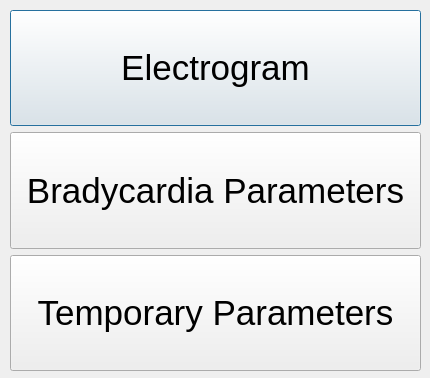
First picture: the form in DCM/ui_files/reports.ui, repository CarlosCapili/3K04-Pacemaker-Project, before the edit.
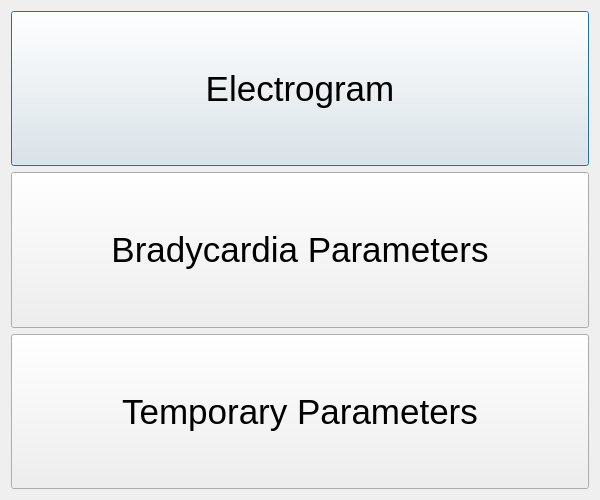
Second picture: the form after the edit.

Patch:
```diff
--- a/DCM/ui_files/reports.ui
+++ b/DCM/ui_files/reports.ui
@@ -6,22 +6,33 @@
    <rect>
     <x>0</x>
     <y>0</y>
-    <width>430</width>
-    <height>378</height>
+    <width>600</width>
+    <height>500</height>
    </rect>
   </property>
+  <property name="sizePolicy">
+   <sizepolicy hsizetype="Fixed" vsizetype="Fixed">
+    <horstretch>0</horstretch>
+    <verstretch>0</verstretch>
+   </sizepolicy>
+  </property>
+  <property name="minimumSize">
+   <size>
+    <width>600</width>
+    <height>500</height>
+   </size>
+  </property>
+  <property name="maximumSize">
+   <size>
+    <width>600</width>
+    <height>500</height>
+   </size>
+  </property>
   <property name="windowTitle">
    <string>Reports</string>
   </property>
-  <widget class="QWidget" name="verticalLayoutWidget">
-   <property name="geometry">
-    <rect>
-     <x>10</x>
-     <y>10</y>
-     <width>411</width>
-     <height>361</height>
-    </rect>
-   </property>
+  <layout class="QGridLayout" name="gridLayout">
+   <item row="0" column="0">
    <layout class="QVBoxLayout" name="verticalLayout">
     <item>
      <widget class="QPushButton" name="pushButton_2">
@@ -81,7 +92,8 @@
      </widget>
     </item>
    </layout>
-  </widget>
+   </item>
+  </layout>
  </widget>
  <resources/>
  <connections/>
```
Left out of the diff: 6 changed lines with no effect on the pictures. Lines whose indentation alone changed are shown as unchanged.
